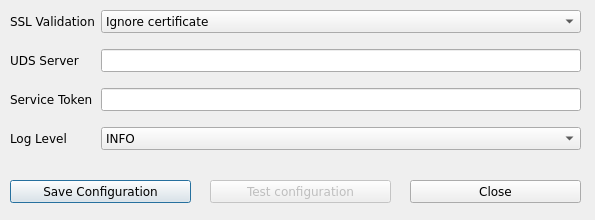
VirtualCable/openuds, file actor/src/designer/setup-dialog-unmanaged.ui: the form before one commit.
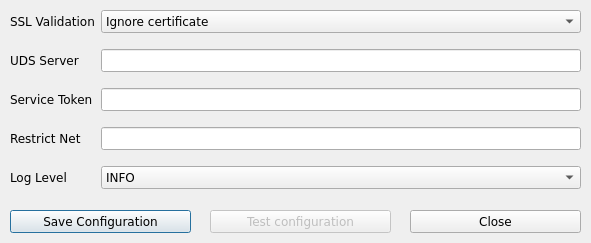
The form after the commit. Icons and pictures are not drawn.

Commit message: Adding support for several network cards ond unmanaged

What changed in the file:
```diff
--- a/actor/src/designer/setup-dialog-unmanaged.ui
+++ b/actor/src/designer/setup-dialog-unmanaged.ui
@@ -10,8 +10,8 @@
    <rect>
     <x>0</x>
     <y>0</y>
-    <width>595</width>
-    <height>220</height>
+    <width>591</width>
+    <height>243</height>
    </rect>
   </property>
   <property name="sizePolicy">
@@ -55,7 +55,7 @@
    <property name="geometry">
     <rect>
      <x>10</x>
-     <y>180</y>
+     <y>210</y>
      <width>181</width>
      <height>23</height>
     </rect>
@@ -83,7 +83,7 @@
    <property name="geometry">
     <rect>
      <x>410</x>
-     <y>180</y>
+     <y>210</y>
      <width>171</width>
      <height>23</height>
     </rect>
@@ -117,7 +117,7 @@
    <property name="geometry">
     <rect>
      <x>210</x>
-     <y>180</y>
+     <y>210</y>
      <width>181</width>
      <height>23</height>
     </rect>
@@ -144,7 +144,7 @@
      <x>10</x>
      <y>10</y>
      <width>571</width>
-     <height>161</height>
+     <height>228</height>
     </rect>
    </property>
    <layout class="QFormLayout" name="formLayout">
@@ -221,14 +221,14 @@
       </property>
      </widget>
     </item>
-    <item row="3" column="0">
+    <item row="4" column="0">
      <widget class="QLabel" name="label_loglevel">
       <property name="text">
        <string>Log Level</string>
       </property>
      </widget>
     </item>
-    <item row="3" column="1">
+    <item row="4" column="1">
      <widget class="QComboBox" name="logLevelComboBox">
       <property name="currentIndex">
        <number>1</number>
@@ -258,6 +258,23 @@
       </item>
      </widget>
     </item>
+    <item row="3" column="0">
+     <widget class="QLabel" name="label_restrictNet">
+      <property name="text">
+       <string>Restrict Net</string>
+      </property>
+     </widget>
+    </item>
+    <item row="3" column="1">
+     <widget class="QLineEdit" name="restrictNet">
+      <property name="toolTip">
+       <string>UDS user with administration rights (Will not be stored on template)</string>
+      </property>
+      <property name="whatsThis">
+       <string>&lt;html&gt;&lt;head/&gt;&lt;body&gt;&lt;p&gt;Administrator user on UDS Server.&lt;/p&gt;&lt;p&gt;Note: This credential will not be stored on client. Will be used to obtain an unique token for this image.&lt;/p&gt;&lt;/body&gt;&lt;/html&gt;</string>
+      </property>
+     </widget>
+    </item>
    </layout>
    <zorder>label_host</zorder>
    <zorder>host</zorder>
```
Left out of the diff: 18 changed lines with no effect on the pictures. The commit also changes 10 other files.
